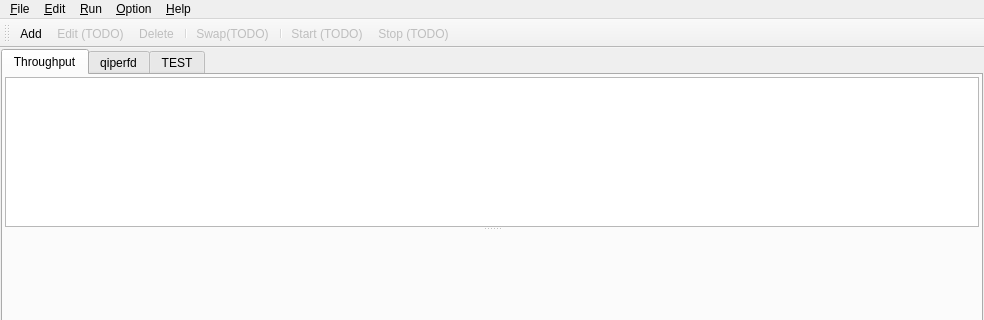
Qt form qiperfc/src/qiperfc.ui (coolshou/qiperf) before a commit; both pictures show x 0 to 984 and y 0 to 320 of the 984 by 674 pixel window.
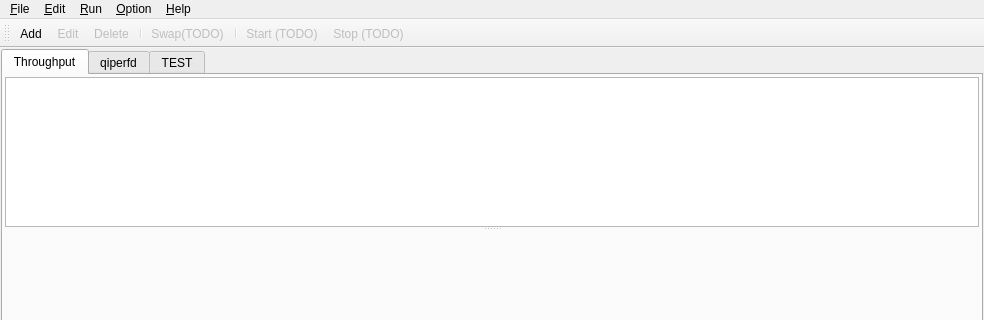
The same form after that commit. Icons and pictures are not drawn. Custom widgets are drawn as their Qt base class.

Commit message: add TP item edit & report throughput data

```diff
--- a/qiperfc/src/qiperfc.ui
+++ b/qiperfc/src/qiperfc.ui
@@ -331,7 +331,7 @@
      <normaloff>:/pair-edit</normaloff>:/pair-edit</iconset>
    </property>
    <property name="text">
-    <string>Edit (TODO)</string>
+    <string>Edit</string>
    </property>
    <property name="toolTip">
     <string>Edit Iperf Pair (TODO)</string>
```
Left out of the diff: 2 changed lines with no effect on the pictures. The commit also changes 17 other files.
